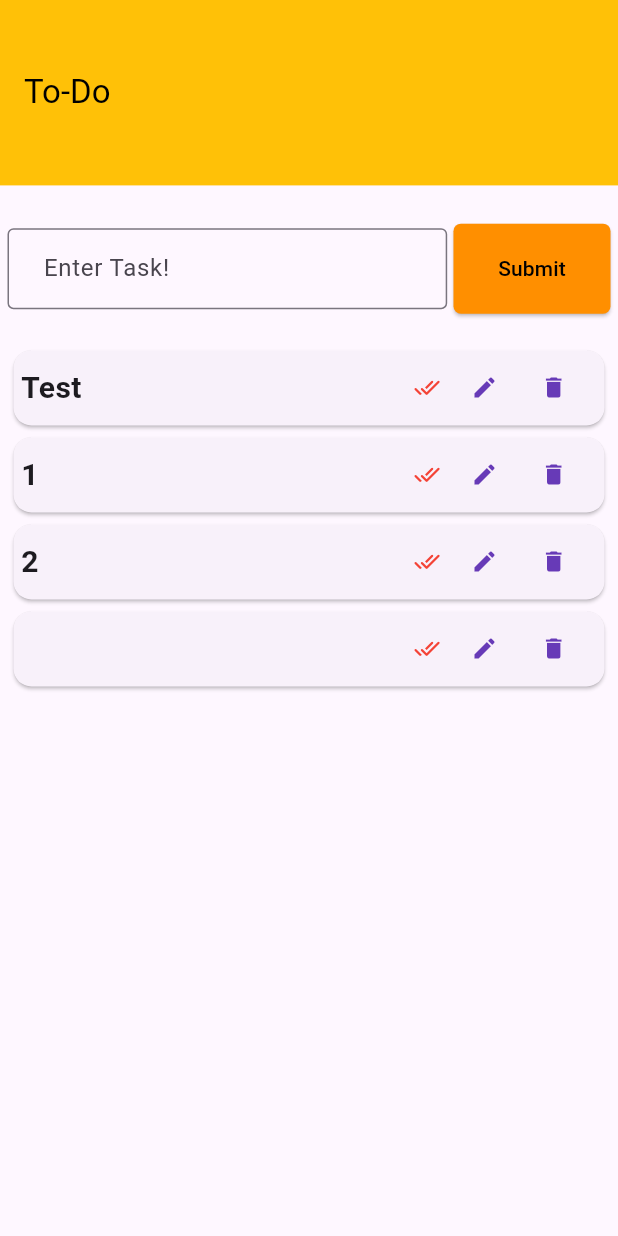
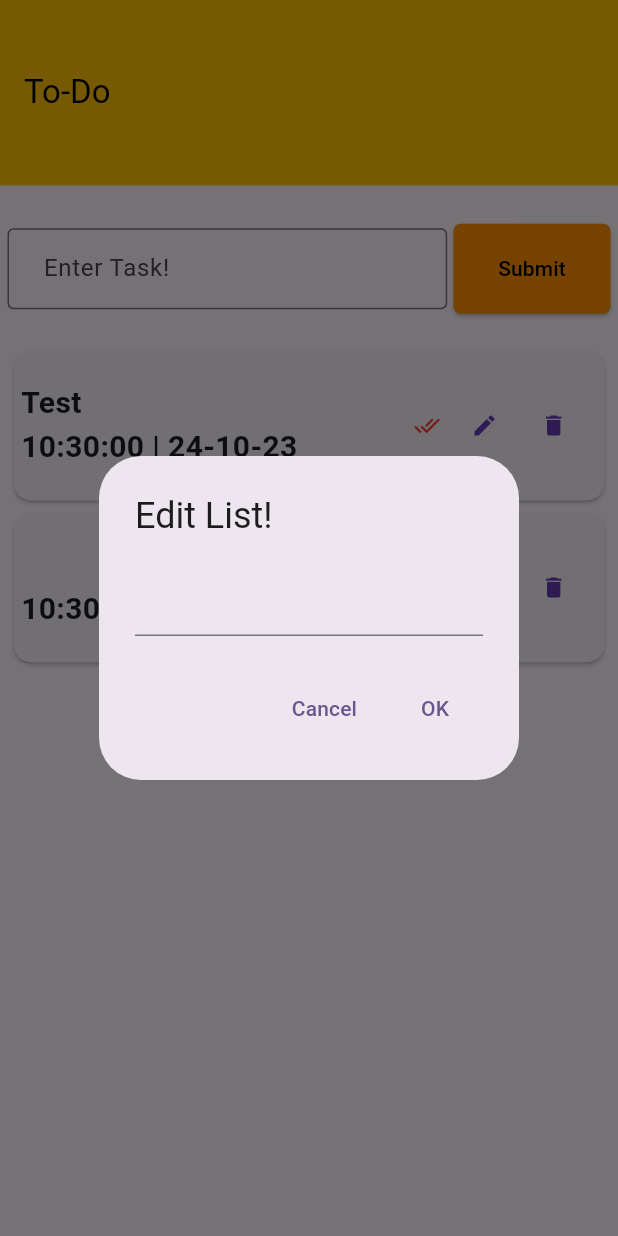
Before and after one commit to shamim36/practice, a Flutter app: the screen it shows after launch, after a tap on "Submit", after a tap on the "edit" icon, on a phone screen of 412 x 824 dp. Run offline on Flutter 3.47's test engine with Material 3 defaults, Android fonts, the phone set to English and light mode, and no system bars.

Commit message:
done to do app

```diff
--- a/lib/home_page.dart
+++ b/lib/home_page.dart
@@ -1,5 +1,7 @@
 import 'package:flutter/material.dart';
+import 'package:practice/editList.dart';
 import 'package:practice/style.dart';
+import 'package:intl/intl.dart';
 
 class HomePage extends StatefulWidget {
   HomePage({super.key});
@@ -9,13 +11,16 @@ class HomePage extends StatefulWidget {
 }
 
 class _HomePageState extends State<HomePage> {
-  List<String>? toDoList = ["Test", "1", "2"];
+  List<String>? toDoList = ["Test"];
+  List<dynamic>? date = [
+    DateFormat('HH:mm:ss | dd-MM-yy').format(DateTime.now())
+  ];
   String? content = "";
 
   late double _height, _width;
-  List<MaterialColor>? getColor = [Colors.red, Colors.red, Colors.red];
+  List<MaterialColor>? getColor = [Colors.red];
 
-  List<bool>? isColor = [false, false, false];
+  List<bool>? isColor = [false];
 
   @override
   Widget build(BuildContext context) {
@@ -27,6 +32,7 @@ class _HomePageState extends State<HomePage> {
         toDoList!.add(content);
         isColor!.add(false);
         getColor!.add(Colors.red);
+        date!.add(DateFormat('HH:mm:ss | dd-MM-yy').format(DateTime.now()));
         content = "";
       });
     }
@@ -40,8 +46,35 @@ class _HomePageState extends State<HomePage> {
     }
 
     _editItemFromList(index) {
-      String changeContent = "";
-      //To DO
+      TextEditingController textEditingController = TextEditingController();
+
+      return showDialog(
+          context: context,
+          builder: (BuildContext context) {
+            return AlertDialog(
+              title: Text('Edit List!'),
+              content: TextField(
+                controller: textEditingController,
+              ),
+              actions: <Widget>[
+                TextButton(
+                  child: Text('Cancel'),
+                  onPressed: () {
+                    Navigator.of(context).pop();
+                    setState(() {});
+                  },
+                ),
+                TextButton(
+                  child: Text('OK'),
+                  onPressed: () {
+                    toDoList![index] = textEditingController.text;
+                    Navigator.of(context).pop();
+                    setState(() {});
+                  },
+                ),
+              ],
+            );
+          });
     }
 
     _doneItemFromList(index) {
@@ -109,9 +142,11 @@ class _HomePageState extends State<HomePage> {
                           Expanded(
                             flex: 65,
                             child: Text(
-                              '${toDoList![index]}',
+                              '${toDoList![index]}\n${date![index]}',
                               style: TextStyle(
-                                decoration: isColor![index]==true ? TextDecoration.lineThrough : null,
+                                decoration: isColor![index] == true
+                                    ? TextDecoration.lineThrough
+                                    : null,
                                 fontSize: 20,
                                 fontWeight: FontWeight.w600,
                               ),
--- a/lib/style.dart
+++ b/lib/style.dart
@@ -23,7 +23,7 @@ ButtonStyle appButtonStyle() {
 
 SizedBox SizedBox50(child) {
   return SizedBox(
-    height: 50,
+    height: 100,
     width: double.infinity,
     child: Container(
       padding: const EdgeInsets.all(5),
--- a/pubspec.yaml
+++ b/pubspec.yaml
@@ -30,6 +30,7 @@ environment:
 dependencies:
   flutter:
     sdk: flutter
+  intl: ^0.17.0
 
 
   # The following adds the Cupertino Icons font to your application.
```
Also changed, not shown: pubspec.lock.
